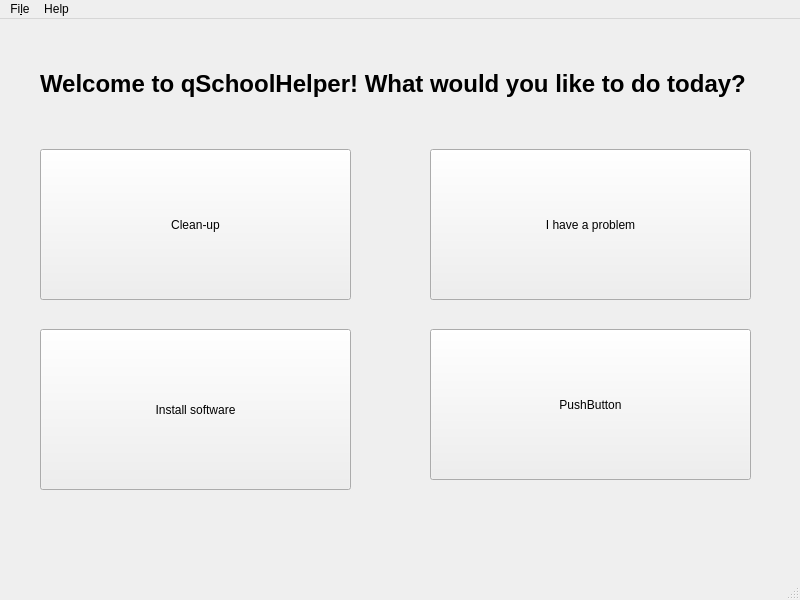
Above: ui/main_window.ui from Atrate/qSchoolHelper before the change. Below: the same form after it.
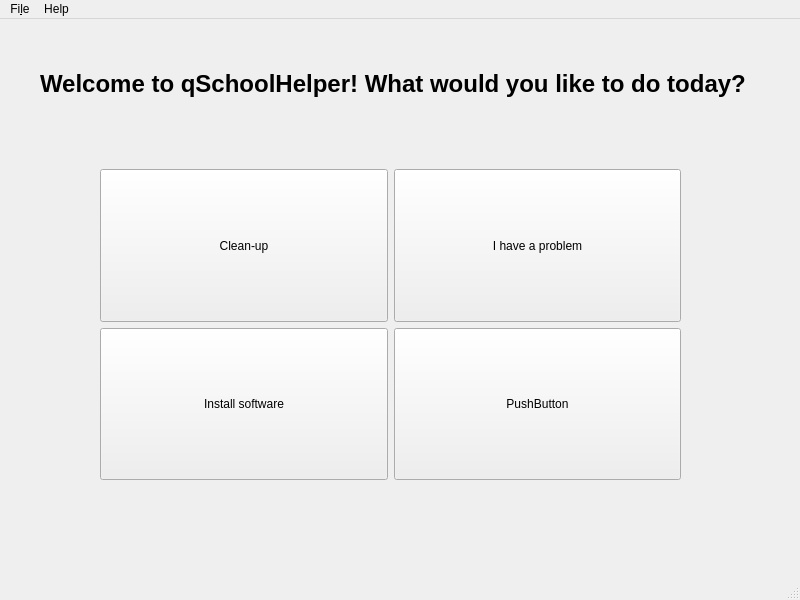
That is the form after the change.

Commit message:
Updated UI elements, added a signal
Added a signal: when "Exit" is pressed, the app will exit.

Patch:
```diff
--- a/ui/main_window.ui
+++ b/ui/main_window.ui
@@ -14,58 +14,6 @@
    <string>MainWindow</string>
   </property>
   <widget class="QWidget" name="centralwidget">
-   <widget class="QPushButton" name="pushButton">
-    <property name="geometry">
-     <rect>
-      <x>40</x>
-      <y>130</y>
-      <width>311</width>
-      <height>151</height>
-     </rect>
-    </property>
-    <property name="text">
-     <string>Clean-up</string>
-    </property>
-   </widget>
-   <widget class="QPushButton" name="pushButton_2">
-    <property name="geometry">
-     <rect>
-      <x>430</x>
-      <y>130</y>
-      <width>321</width>
-      <height>151</height>
-     </rect>
-    </property>
-    <property name="text">
-     <string>I have a problem</string>
-    </property>
-   </widget>
-   <widget class="QPushButton" name="pushButton_3">
-    <property name="geometry">
-     <rect>
-      <x>40</x>
-      <y>310</y>
-      <width>311</width>
-      <height>161</height>
-     </rect>
-    </property>
-    <property name="text">
-     <string>Install software</string>
-    </property>
-   </widget>
-   <widget class="QPushButton" name="pushButton_4">
-    <property name="geometry">
-     <rect>
-      <x>430</x>
-      <y>310</y>
-      <width>321</width>
-      <height>151</height>
-     </rect>
-    </property>
-    <property name="text">
-     <string>PushButton</string>
-    </property>
-   </widget>
    <widget class="QLabel" name="label">
     <property name="geometry">
      <rect>
@@ -90,6 +38,70 @@
      <string>Welcome to qSchoolHelper! What would you like to do today?</string>
     </property>
    </widget>
+   <widget class="QWidget" name="gridLayoutWidget">
+    <property name="geometry">
+     <rect>
+      <x>100</x>
+      <y>150</y>
+      <width>581</width>
+      <height>311</height>
+     </rect>
+    </property>
+    <layout class="QGridLayout" name="gridLayout">
+     <item row="0" column="1">
+      <widget class="QPushButton" name="pushButton_2">
+       <property name="sizePolicy">
+        <sizepolicy hsizetype="Expanding" vsizetype="Expanding">
+         <horstretch>0</horstretch>
+         <verstretch>0</verstretch>
+        </sizepolicy>
+       </property>
+       <property name="text">
+        <string>I have a problem</string>
+       </property>
+      </widget>
+     </item>
+     <item row="0" column="0">
+      <widget class="QPushButton" name="pushButton">
+       <property name="sizePolicy">
+        <sizepolicy hsizetype="Expanding" vsizetype="Expanding">
+         <horstretch>0</horstretch>
+         <verstretch>0</verstretch>
+        </sizepolicy>
+       </property>
+       <property name="text">
+        <string>Clean-up</string>
+       </property>
+      </widget>
+     </item>
+     <item row="2" column="1">
+      <widget class="QPushButton" name="pushButton_4">
+       <property name="sizePolicy">
+        <sizepolicy hsizetype="Minimum" vsizetype="Expanding">
+         <horstretch>0</horstretch>
+         <verstretch>0</verstretch>
+        </sizepolicy>
+       </property>
+       <property name="text">
+        <string>PushButton</string>
+       </property>
+      </widget>
+     </item>
+     <item row="2" column="0">
+      <widget class="QPushButton" name="pushButton_3">
+       <property name="sizePolicy">
+        <sizepolicy hsizetype="Expanding" vsizetype="Expanding">
+         <horstretch>0</horstretch>
+         <verstretch>0</verstretch>
+        </sizepolicy>
+       </property>
+       <property name="text">
+        <string>Install software</string>
+       </property>
+      </widget>
+     </item>
+    </layout>
+   </widget>
   </widget>
   <widget class="QMenuBar" name="menubar">
    <property name="geometry">
```
Left out of the diff: 47 changed lines with no effect on the pictures. The commit also changes 4 other files.
